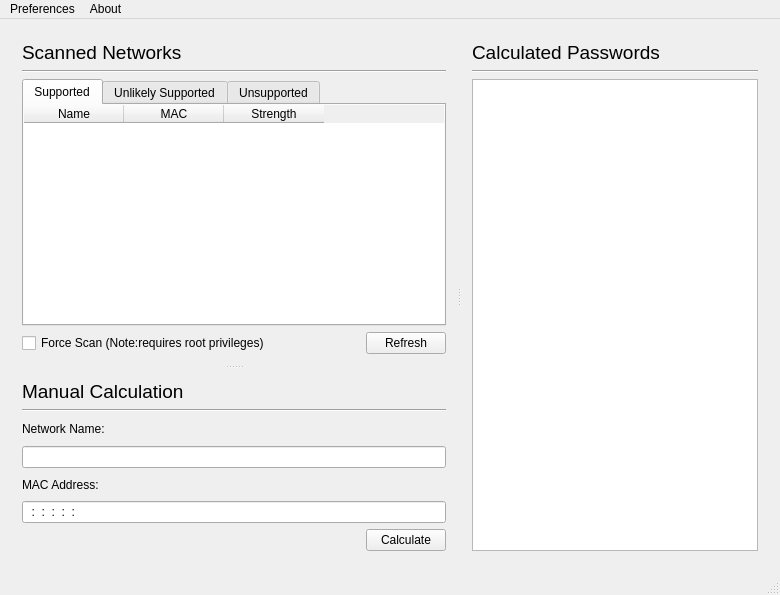
Old version of the form src/forms/routerkeygen.ui in the repository routerkeygen/routerkeygenPC.
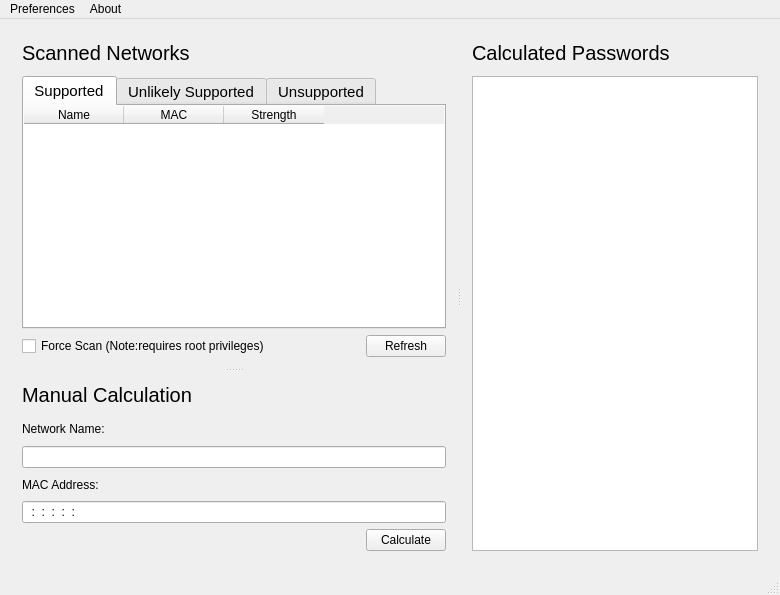
New version of the form. The open tabs and pages were chosen to show the change. Icons and pictures are not drawn.

```diff
--- a/src/forms/routerkeygen.ui
+++ b/src/forms/routerkeygen.ui
@@ -51,29 +51,21 @@
          <enum>QFrame::Raised</enum>
         </property>
         <layout class="QGridLayout" name="gridLayout_5">
-         <item row="0" column="0">
-          <widget class="QLabel" name="networkListLabel">
-           <property name="font">
-            <font>
-             <pointsize>14</pointsize>
-            </font>
-           </property>
-           <property name="text">
-            <string>Scanned Networks</string>
-           </property>
-          </widget>
-         </item>
-         <item row="1" column="0">
-          <widget class="Line" name="line">
-           <property name="orientation">
-            <enum>Qt::Horizontal</enum>
-           </property>
-          </widget>
-         </item>
          <item row="2" column="0">
           <widget class="QTabWidget" name="networkSplitter">
+           <property name="font">
+            <font>
+             <pointsize>11</pointsize>
+            </font>
+           </property>
+           <property name="tabPosition">
+            <enum>QTabWidget::North</enum>
+           </property>
+           <property name="tabShape">
+            <enum>QTabWidget::Rounded</enum>
+           </property>
            <property name="currentIndex">
-            <number>2</number>
+            <number>0</number>
            </property>
            <property name="elideMode">
             <enum>Qt::ElideMiddle</enum>
@@ -387,6 +379,34 @@
            </item>
           </layout>
          </item>
+         <item row="0" column="0">
+          <widget class="QLabel" name="networkListLabel">
+           <property name="font">
+            <font>
+             <pointsize>15</pointsize>
+            </font>
+           </property>
+           <property name="text">
+            <string>Scanned Networks</string>
+           </property>
+          </widget>
+         </item>
+         <item row="1" column="0">
+          <spacer name="horizontalSpacer_3">
+           <property name="orientation">
+            <enum>Qt::Horizontal</enum>
+           </property>
+           <property name="sizeType">
+            <enum>QSizePolicy::Fixed</enum>
+           </property>
+           <property name="sizeHint" stdset="0">
+            <size>
+             <width>40</width>
+             <height>5</height>
+            </size>
+           </property>
+          </spacer>
+         </item>
         </layout>
        </widget>
        <widget class="QFrame" name="manualCalc">
@@ -397,35 +417,6 @@
          <enum>QFrame::Plain</enum>
         </property>
         <layout class="QGridLayout" name="gridLayout">
-         <item row="0" column="0">
-          <widget class="QLabel" name="manualCalcLabel">
-           <property name="font">
-            <font>
-             <pointsize>14</pointsize>
-            </font>
-           </property>
-           <property name="text">
-            <string>Manual Calculation</string>
-           </property>
-          </widget>
-         </item>
-         <item row="1" column="0">
-          <widget class="Line" name="line_2">
-           <property name="orientation">
-            <enum>Qt::Horizontal</enum>
-           </property>
-          </widget>
-         </item>
-         <item row="2" column="0">
-          <widget class="QLabel" name="ssidLabel">
-           <property name="text">
-            <string>Network Name:</string>
-           </property>
-          </widget>
-         </item>
-         <item row="3" column="0">
-          <widget class="QLineEdit" name="ssidInput"/>
-         </item>
          <item row="4" column="0">
           <widget class="QLabel" name="macLabel">
            <property name="text">
@@ -433,13 +424,21 @@
            </property>
           </widget>
          </item>
-         <item row="5" column="0">
-          <widget class="QLineEdit" name="macInput">
-           <property name="inputMask">
-            <string>HH:HH:HH:HH:HH:HH</string>
+         <item row="0" column="0">
+          <widget class="QLabel" name="manualCalcLabel">
+           <property name="font">
+            <font>
+             <pointsize>15</pointsize>
+            </font>
+           </property>
+           <property name="text">
+            <string>Manual Calculation</string>
            </property>
           </widget>
          </item>
+         <item row="3" column="0">
+          <widget class="QLineEdit" name="ssidInput"/>
+         </item>
          <item row="6" column="0">
           <layout class="QHBoxLayout" name="horizontalLayout_3">
            <item>
@@ -464,6 +463,36 @@
            </item>
           </layout>
          </item>
+         <item row="2" column="0">
+          <widget class="QLabel" name="ssidLabel">
+           <property name="text">
+            <string>Network Name:</string>
+           </property>
+          </widget>
+         </item>
+         <item row="5" column="0">
+          <widget class="QLineEdit" name="macInput">
+           <property name="inputMask">
+            <string>HH:HH:HH:HH:HH:HH</string>
+           </property>
+          </widget>
+         </item>
+         <item row="1" column="0">
+          <spacer name="horizontalSpacer_4">
+           <property name="orientation">
+            <enum>Qt::Horizontal</enum>
+           </property>
+           <property name="sizeType">
+            <enum>QSizePolicy::Fixed</enum>
+           </property>
+           <property name="sizeHint" stdset="0">
+            <size>
+             <width>40</width>
+             <height>5</height>
+            </size>
+           </property>
+          </spacer>
+         </item>
         </layout>
        </widget>
       </widget>
@@ -475,11 +504,14 @@
         <enum>QFrame::Raised</enum>
        </property>
        <layout class="QGridLayout" name="gridLayout_2">
+        <item row="2" column="0">
+         <widget class="QListWidget" name="passwordsList"/>
+        </item>
         <item row="0" column="0">
          <widget class="QLabel" name="passwordsLabel">
           <property name="font">
            <font>
-            <pointsize>14</pointsize>
+            <pointsize>15</pointsize>
            </font>
           </property>
           <property name="text">
@@ -488,14 +520,20 @@
          </widget>
         </item>
         <item row="1" column="0">
-         <widget class="Line" name="line_3">
+         <spacer name="horizontalSpacer_5">
           <property name="orientation">
            <enum>Qt::Horizontal</enum>
           </property>
-         </widget>
-        </item>
-        <item row="2" column="0">
-         <widget class="QListWidget" name="passwordsList"/>
+          <property name="sizeType">
+           <enum>QSizePolicy::Fixed</enum>
+          </property>
+          <property name="sizeHint" stdset="0">
+           <size>
+            <width>40</width>
+            <height>5</height>
+           </size>
+          </property>
+         </spacer>
         </item>
        </layout>
       </widget>
```
